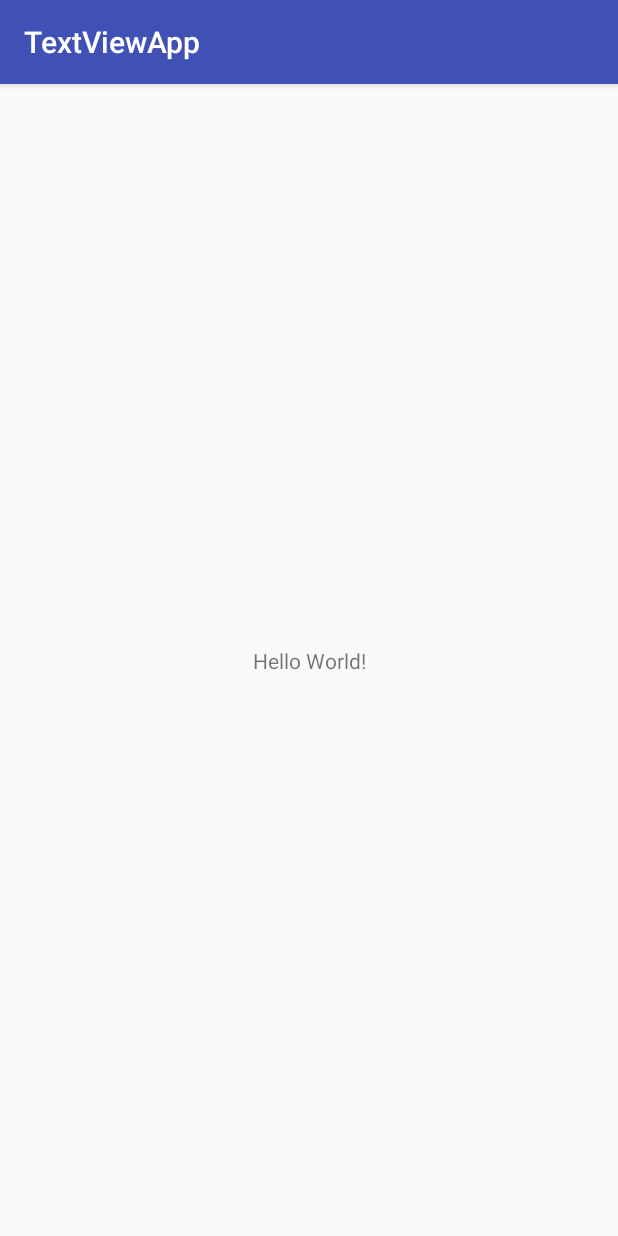
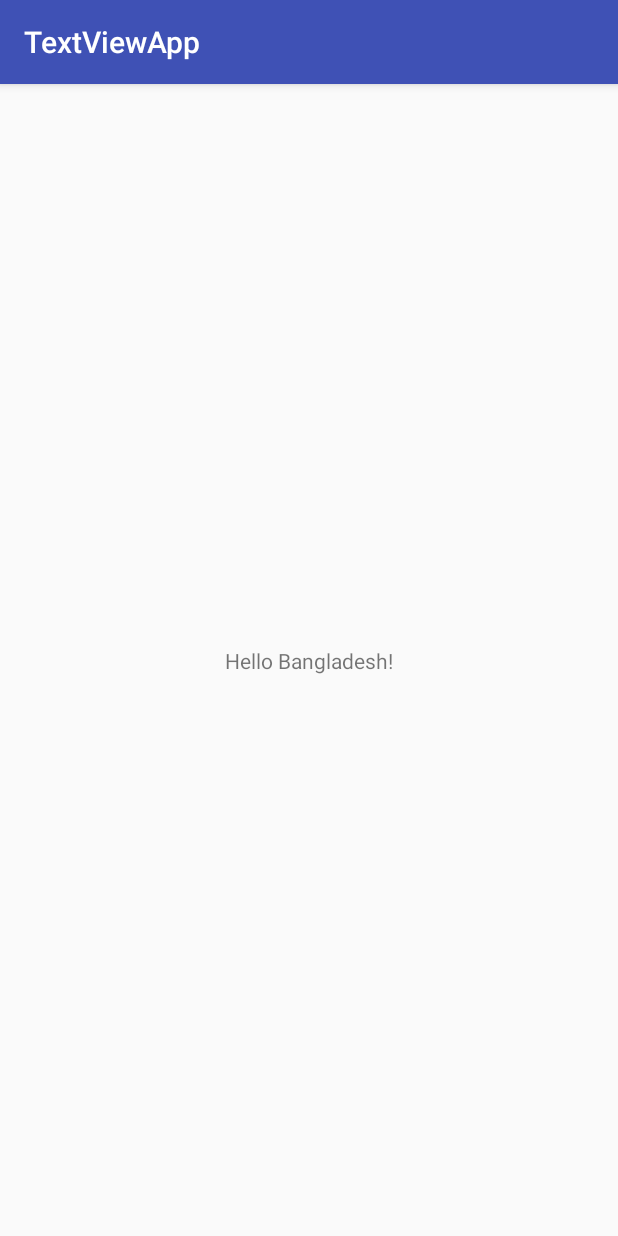
Before and after one commit to shamimuddin1419/AndroidTextView, an Android app: the screen it shows after launch (MainActivity), on a phone screen of 412 x 824 dp. Run offline under Robolectric (Android 15) with nearby library versions, the phone set to English and light mode, and no system bars.

Commit message:
Change Text View Text

```diff
--- a/AndroidTextViewApp/app/src/main/res/layout/activity_main.xml
+++ b/AndroidTextViewApp/app/src/main/res/layout/activity_main.xml
@@ -9,7 +9,7 @@
     <TextView
         android:layout_width="wrap_content"
         android:layout_height="wrap_content"
-        android:text="Hello World!"
+        android:text="Hello Bangladesh!"
         app:layout_constraintBottom_toBottomOf="parent"
         app:layout_constraintLeft_toLeftOf="parent"
         app:layout_constraintRight_toRightOf="parent"
```
